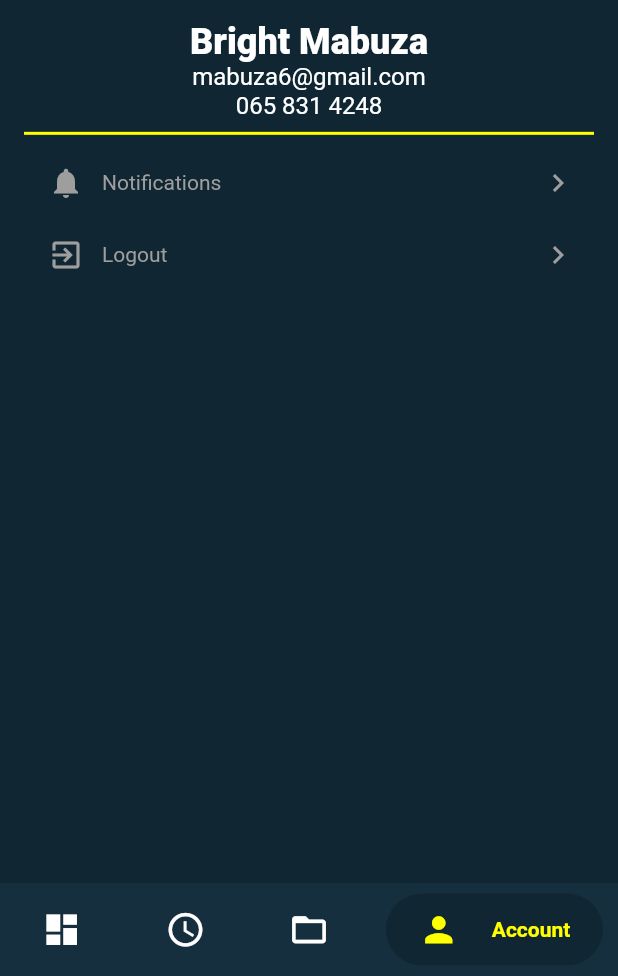
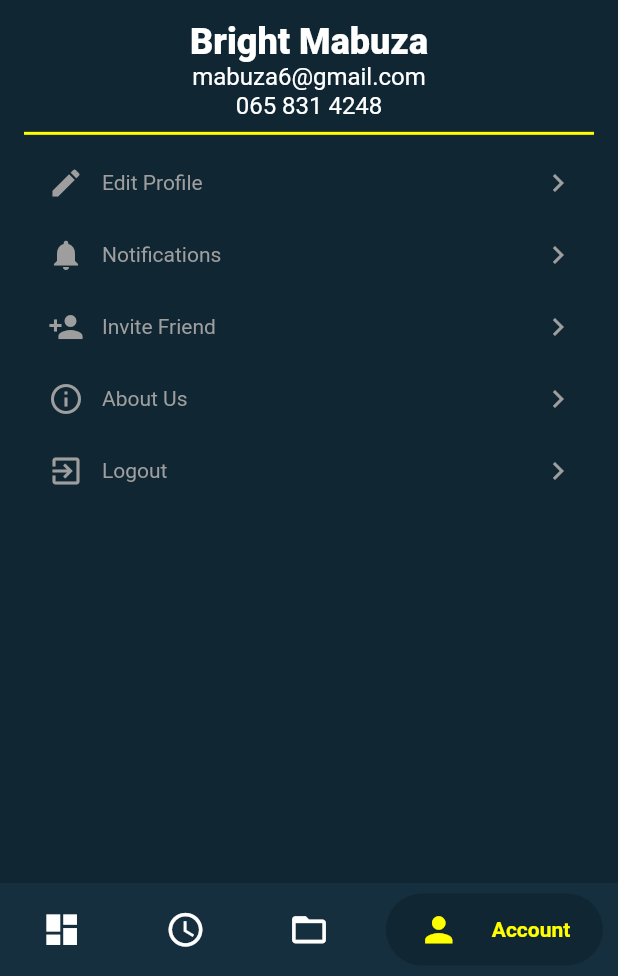
Before and after one commit to colab-rsa/trackit, a Flutter app: the HomePage screen opened by its route, item 4 of the bottom bar chosen, on a phone screen of 412 x 824 dp, the part 260-1236 px from its top. Run offline on Flutter 3.47's test engine with Material 2 defaults, Android fonts, the phone set to English and light mode, and no system bars; drawn by our look-alikes of bubble_bottom_bar; Roboto replaces fonts that are missing (Muli-Black).

Commit message:
account page added

```diff
--- a/lib/account/account.dart
+++ b/lib/account/account.dart
@@ -71,6 +71,36 @@ class _AccountState extends State<AccountPage> {
                                   child: Row(
                                     children: [
                                       Icon(
+                                        Icons.mode_edit,
+                                        color: Colors.grey.shade500,
+                                      ),
+                                      SizedBox(
+                                        width: 12,
+                                      ),
+                                      Text(
+                                        "Edit Profile",
+                                        style: TextStyle(color: Colors.grey.shade500),
+                                      ),
+                                      Spacer(
+                                        flex: 1,
+                                      ),
+                                      Icon(
+                                        Icons.navigate_next,
+                                        color: Colors.grey.shade500,
+                                      )
+                                    ],
+                                  ),
+                                ),
+                              ),
+                              InkWell(
+                                splashColor: Colors.teal.shade200,
+                                onTap: () => {},
+                                child: Container(
+                                  margin: EdgeInsets.only(left: 16, right: 12),
+                                  padding: EdgeInsets.only(top: 12, bottom: 12),
+                                  child: Row(
+                                    children: [
+                                      Icon(
                                         Icons.notifications,
                                         color: Colors.grey.shade500,
                                       ),
@@ -79,6 +109,66 @@ class _AccountState extends State<AccountPage> {
                                       ),
                                       Text(
                                         "Notifications",
+                                        style: TextStyle(color: Colors.grey.shade500),
+                                      ),
+                                      Spacer(
+                                        flex: 1,
+                                      ),
+                                      Icon(
+                                        Icons.navigate_next,
+                                        color: Colors.grey.shade500,
+                                      )
+                                    ],
+                                  ),
+                                ),
+                              ),
+                              InkWell(
+                                splashColor: Colors.teal.shade200,
+                                onTap: () => {},
+                                child: Container(
+                                  margin: EdgeInsets.only(left: 16, right: 12),
+                                  padding: EdgeInsets.only(top: 12, bottom: 12),
+                                  child: Row(
+                                    children: [
+                                      Icon(
+                                        Icons.person_add,
+                                        color: Colors.grey.shade500,
+                                      ),
+                                      SizedBox(
+                                        width: 12,
+                                      ),
+                                      Text(
+                                        "Invite Friend",
+                                        style: TextStyle(color: Colors.grey.shade500),
+                                      ),
+                                      Spacer(
+                                        flex: 1,
+                                      ),
+                                      Icon(
+                                        Icons.navigate_next,
+                                        color: Colors.grey.shade500,
+                                      )
+                                    ],
+                                  ),
+                                ),
+                              ),
+                              InkWell(
+                                splashColor: Colors.teal.shade200,
+                                onTap: () => {},
+                                child: Container(
+                                  margin: EdgeInsets.only(left: 16, right: 12),
+                                  padding: EdgeInsets.only(top: 12, bottom: 12),
+                                  child: Row(
+                                    children: [
+                                      Icon(
+                                        Icons.info_outline,
+                                        color: Colors.grey.shade500,
+                                      ),
+                                      SizedBox(
+                                        width: 12,
+                                      ),
+                                      Text(
+                                        "About Us",
                                         style: TextStyle(color: Colors.grey.shade500),
                                       ),
                                       Spacer(
```
